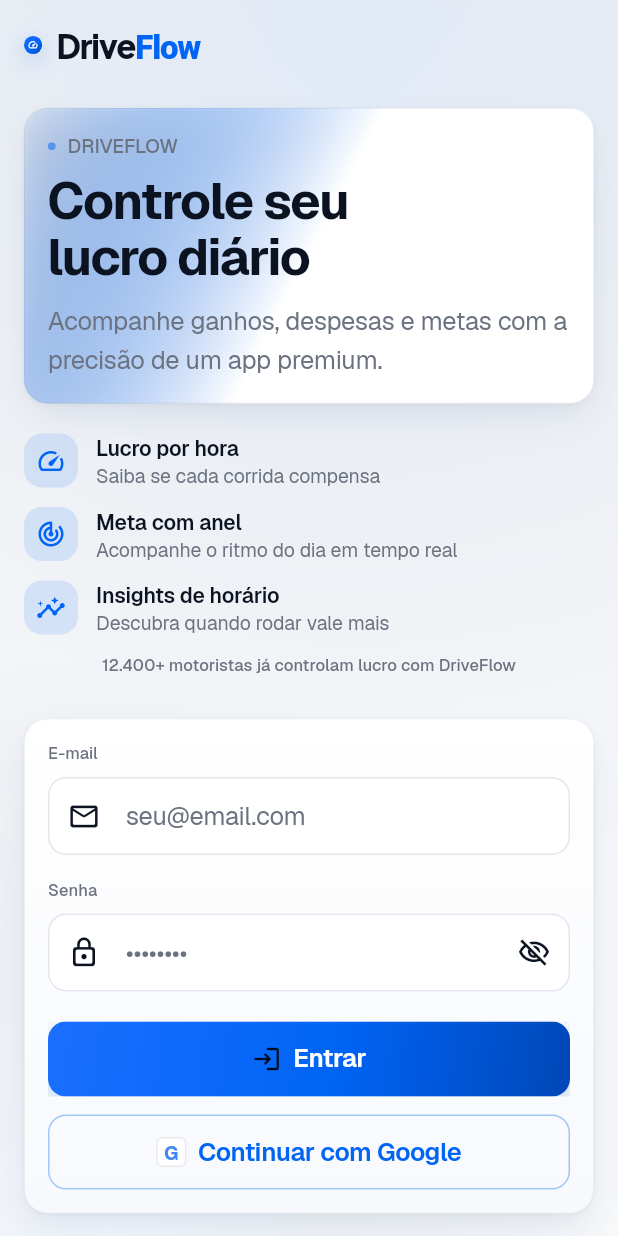
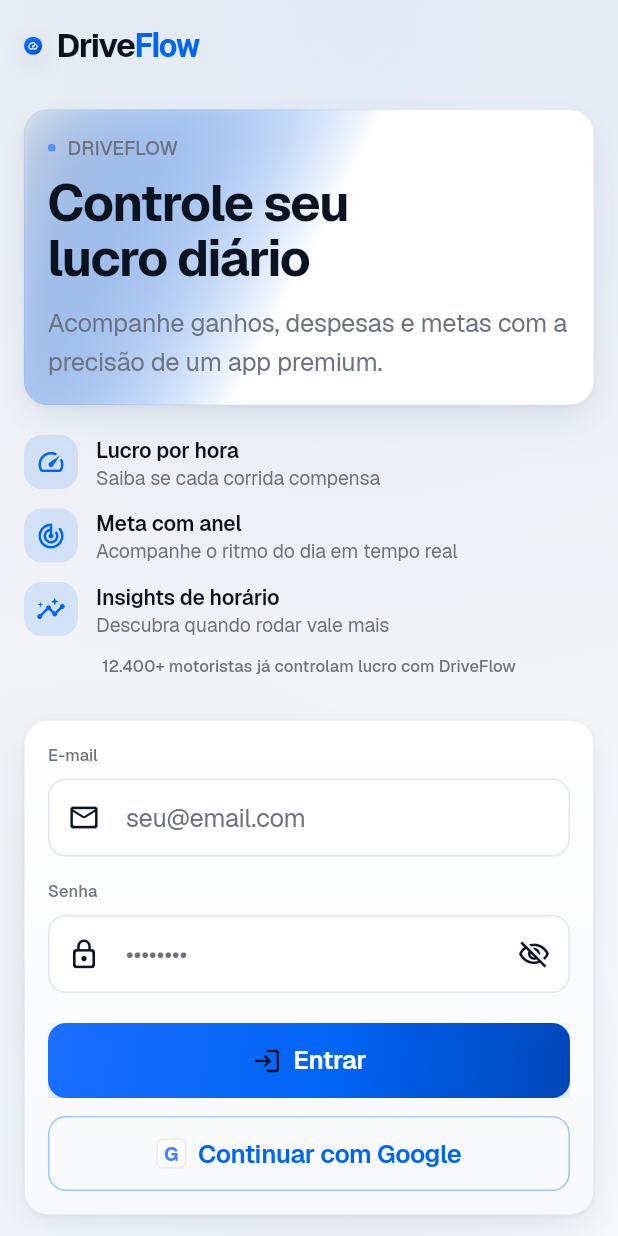
Before and after one commit to solerpedroo/driveflow, a Flutter app: the screen it shows after launch, on a phone screen of 412 x 824 dp. Run offline on Flutter 3.47's test engine with Material 3 defaults, Android fonts, the phone set to English and light mode, and no system bars; our stand-ins replace cached_network_image, connectivity_plus, dio, file_picker, fl_chart, flutter_hooks and 14 more; missing offline and left inert: google_mlkit_text_recognition; accounts and stored records are empty; statements that could not run were skipped.

Commit message:
feat(ui): logo DriveFlow em Geist com mark de profundidade
Co-authored-by: Pedro Henrique Contardi Soler <pedrocsoler@hotmail.com>

```diff
--- a/lib/shared/widgets/driveflow_brand_logo.dart
+++ b/lib/shared/widgets/driveflow_brand_logo.dart
@@ -3,9 +3,10 @@ import 'package:google_fonts/google_fonts.dart';
 
 import '../../core/constants/app_constants.dart';
 import '../../core/theme/app_colors.dart';
+import '../../core/theme/app_elevation.dart';
 import '../../core/theme/app_gradients.dart';
 
-/// Logotipo DriveFlow — ReuniAI editorial + gradiente Mescla/ReuniAI.
+/// Logotipo DriveFlow — Geist + mark com profundidade sutil.
 class DriveFlowBrandLogo extends StatelessWidget {
   const DriveFlowBrandLogo({
     super.key,
@@ -19,9 +20,10 @@ class DriveFlowBrandLogo extends StatelessWidget {
   @override
   Widget build(BuildContext context) {
     final theme = Theme.of(context);
+    final brightness = theme.brightness;
     final titleSize = switch (size) {
       LogoSize.small => 22.0,
-      LogoSize.medium => 28.0,
+      LogoSize.medium => 26.0,
       LogoSize.large => 34.0,
     };
 
@@ -38,13 +40,7 @@ class DriveFlowBrandLogo extends StatelessWidget {
               decoration: BoxDecoration(
                 borderRadius: BorderRadius.circular(10),
                 gradient: AppGradients.brand,
-                boxShadow: [
-                  BoxShadow(
-                    color: AppColors.brandBlue.withValues(alpha: 0.28),
-                    blurRadius: 12,
-                    offset: const Offset(0, 4),
-                  ),
-                ],
+                boxShadow: AppElevation.brandGlow(brightness),
               ),
               child: Icon(
                 Icons.speed_rounded,
@@ -55,10 +51,10 @@ class DriveFlowBrandLogo extends StatelessWidget {
             const SizedBox(width: 10),
             RichText(
               text: TextSpan(
-                style: GoogleFonts.plusJakartaSans(
+                style: GoogleFonts.geist(
                   fontSize: titleSize,
-                  fontWeight: FontWeight.w800,
-                  letterSpacing: -0.8,
+                  fontWeight: FontWeight.w700,
+                  letterSpacing: -0.9,
                   color: theme.colorScheme.onSurface,
                 ),
                 children: const [
```
